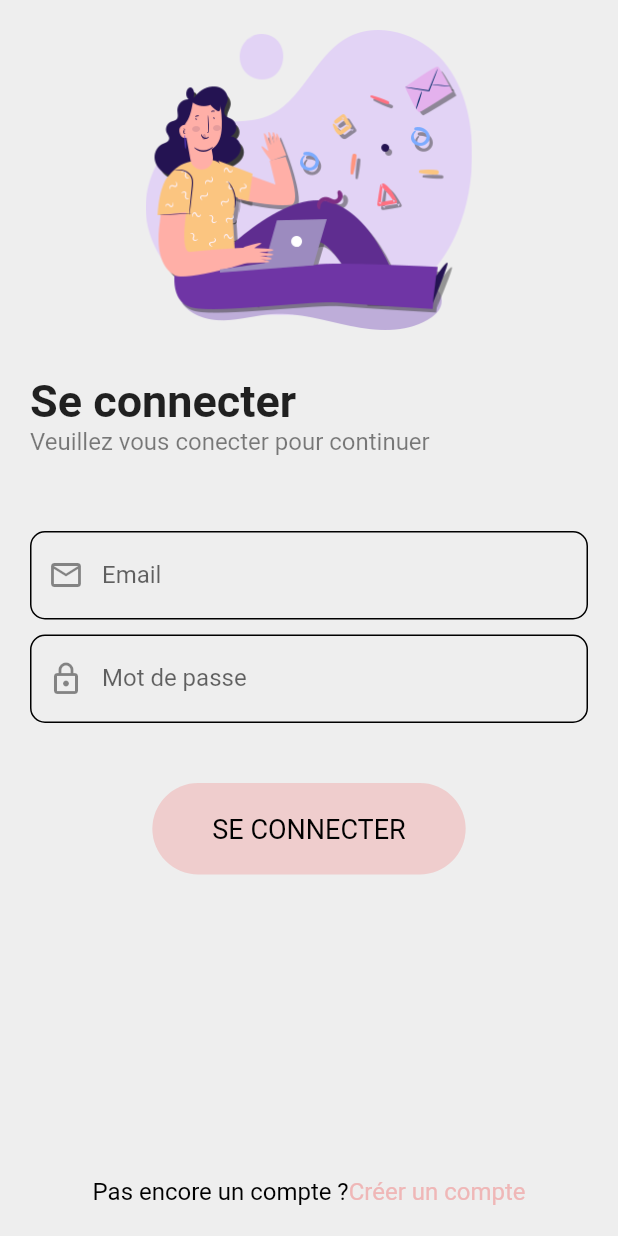
After one commit to AurelAgbodoyetin/faucon_it_book, a Flutter app: the LoginScreen screen opened directly, on a phone screen of 412 x 824 dp. The commit adds this screen. Run offline on Flutter 3.47's test engine with Material 2 defaults, Android fonts, the light colour scheme and no system bars.

Commit message:
Complished UI

```diff
--- a/lib/main.dart
+++ b/lib/main.dart
@@ -1,5 +1,7 @@
 import 'package:faucon_it_book/app_theme.dart';
 import 'package:faucon_it_book/screens/all_tabs/all_tabs.dart';
+import 'package:faucon_it_book/screens/details/details_screen.dart';
+import 'package:faucon_it_book/screens/login/login_screen.dart';
 import 'package:faucon_it_book/screens/register/register_screen.dart';
 import 'package:flutter/material.dart';
 
@@ -16,8 +18,8 @@ class FauconITBook extends StatelessWidget {
       debugShowCheckedModeBanner: false,
       title: 'Faucon Books',
       theme: themeData,
-      //home: const AllTabs(),
-      home: RegistrationScreen(),
+      home: const AllTabs(),
+      //home: DetailsScreen(),
     );
   }
 }
--- /dev/null
+++ b/lib/screens/login/login_screen.dart
@@ -0,0 +1,119 @@
+import 'package:faucon_it_book/app_color.dart';
+import 'package:flutter/material.dart';
+
+class LoginScreen extends StatelessWidget {
+  const LoginScreen({Key? key}) : super(key: key);
+
+  @override
+  Widget build(BuildContext context) {
+    return Scaffold(
+      resizeToAvoidBottomInset: false,
+      body: SafeArea(
+        child: Padding(
+          padding: const EdgeInsets.all(20.0),
+          child: Column(
+            mainAxisAlignment: MainAxisAlignment.spaceBetween,
+            children: [
+              Column(
+                crossAxisAlignment: CrossAxisAlignment.start,
+                children: [
+                  Row(
+                    mainAxisAlignment: MainAxisAlignment.center,
+                    children: [
+                      Image.asset(
+                        "assets/images/login.png",
+                        height: 200.0,
+                      ),
+                    ],
+                  ),
+                  SizedBox(height: 30.0),
+                  Text(
+                    "Se connecter",
+                    style: TextStyle(
+                      fontSize: 30.0,
+                      fontWeight: FontWeight.bold,
+                      //letterSpacing: 3.0,
+                    ),
+                  ),
+                  Text(
+                    "Veuillez vous conecter pour continuer",
+                    style: TextStyle(
+                      fontSize: 16.0,
+                      fontWeight: FontWeight.normal,
+                      color: AppColors.kTextColor.withOpacity(0.5),
+                      //letterSpacing: 3.0,
+                    ),
+                  ),
+                  SizedBox(height: 40.0),
+                  Form(
+                    child: Column(
+                      children: [
+                        SizedBox(height: 10.0),
+                        TextFormField(
+                          decoration: InputDecoration(
+                            label: Text("Email"),
+                            prefixIcon: Icon(
+                              Icons.email_outlined,
+                            ),
+                          ),
+                        ),
+                        SizedBox(height: 10.0),
+                        TextFormField(
+                          decoration: InputDecoration(
+                            label: Text("Mot de passe"),
+                            prefixIcon: Icon(
+                              Icons.lock_outlined,
+                            ),
+                          ),
+                        ),
+                        SizedBox(height: 40.0),
+                        Container(
+                          padding: EdgeInsets.fromLTRB(40, 20, 40, 20),
+                          decoration: BoxDecoration(
+                            color: AppColors.kPrimaryColor.withOpacity(.6),
+                            borderRadius: BorderRadius.circular(50.0),
+                          ),
+                          child: Text(
+                            "Se connecter".toUpperCase(),
+                            style: TextStyle(
+                              fontSize: 18.0,
+                              fontWeight: FontWeight.normal,
+                              color: AppColors.kTextColor,
+                              //letterSpacing: 3.0,
+                            ),
+                          ),
+                        ),
+                      ],
+                    ),
+                  ),
+                ],
+              ),
+              Text.rich(
+                TextSpan(
+                  text: "Pas encore un compte ?",
+                  style: TextStyle(
+                    fontSize: 16.0,
+                    fontWeight: FontWeight.normal,
+                    color: AppColors.kTextColor,
+                    //letterSpacing: 3.0,
+                  ),
+                  children: [
+                    TextSpan(
+                      text: "Créer un compte",
+                      style: TextStyle(
+                        fontSize: 16.0,
+                        fontWeight: FontWeight.normal,
+                        color: AppColors.kPrimaryColor,
+                        //letterSpacing: 3.0,
+                      ),
+                    ),
+                  ],
+                ),
+              ),
+            ],
+          ),
+        ),
+      ),
+    );
+  }
+}
```
Also changed, not shown: lib/models/book.dart (+24 -0 lines), lib/screens/details/details_screen.dart (added, +176 -0 lines), lib/screens/details/widgets/book_info.dart (added, +41 -0 lines), lib/screens/home/home_screen.dart (+11 -50 lines), lib/screens/home/widgets/book_card.dart (added, +75 -0 lines).
